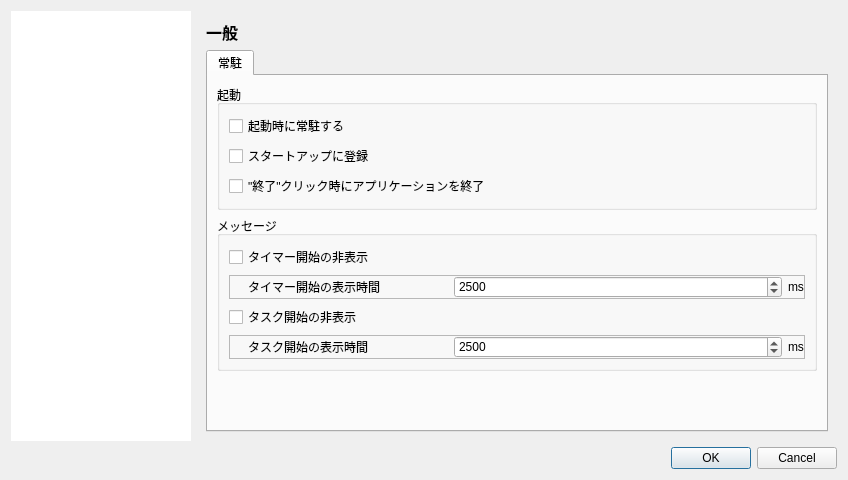
Before: the Qt Designer form src/AutoBatchRunner/dialog/optiondialog.ui in karakirimu/AutoBatchTools, drawn with Qt 5.
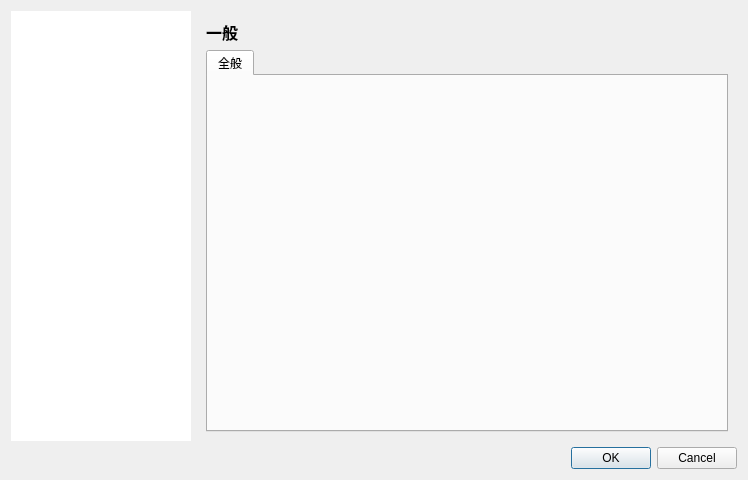
After: the same form once the commit is applied. The open tabs and pages were chosen to show the change. Icons and pictures are not drawn. Custom widgets are drawn as their Qt base class.

Diff of the .ui file:
```diff
--- a/src/AutoBatchRunner/dialog/optiondialog.ui
+++ b/src/AutoBatchRunner/dialog/optiondialog.ui
@@ -6,7 +6,7 @@
    <rect>
     <x>0</x>
     <y>0</y>
-    <width>848</width>
+    <width>748</width>
     <height>480</height>
    </rect>
   </property>
@@ -89,7 +89,7 @@
           <rect>
            <x>0</x>
            <y>0</y>
-           <width>644</width>
+           <width>544</width>
            <height>436</height>
           </rect>
          </property>
@@ -127,9 +127,9 @@
              </sizepolicy>
             </property>
             <property name="currentIndex">
-             <number>3</number>
+             <number>2</number>
             </property>
-            <widget class="QWidget" name="page">
+            <widget class="QWidget" name="general">
              <layout class="QVBoxLayout" name="verticalLayout_4">
               <item>
                <widget class="QLabel" name="label_6">
@@ -147,204 +147,13 @@
               </item>
               <item>
                <widget class="QTabWidget" name="tabWidget">
-                <widget class="QWidget" name="startupSettingTab">
+                <property name="currentIndex">
+                 <number>0</number>
+                </property>
+                <widget class="QWidget" name="settingTab">
                  <attribute name="title">
-                  <string>常駐</string>
+                  <string>全般</string>
                  </attribute>
-                 <layout class="QVBoxLayout" name="verticalLayout_5">
-                  <item>
-                   <widget class="QGroupBox" name="groupBox">
-                    <property name="title">
-                     <string>起動</string>
-                    </property>
-                    <layout class="QVBoxLayout" name="verticalLayout_12">
-                     <item>
-                      <widget class="QCheckBox" name="sysTrayCheckBox">
-                       <property name="text">
-                        <string>起動時に常駐する</string>
-                       </property>
-                      </widget>
-                     </item>
-                     <item>
-                      <widget class="QCheckBox" name="startupCheckBox">
-                       <property name="text">
-                        <string>スタートアップに登録</string>
-                       </property>
-                      </widget>
-                     </item>
-                     <item>
-                      <widget class="QCheckBox" name="allcloseCheckBox">
-                       <property name="text">
-                        <string>&quot;終了&quot;クリック時にアプリケーションを終了</string>
-                       </property>
-                       <property name="checked">
-                        <bool>false</bool>
-                       </property>
-                      </widget>
-                     </item>
-                    </layout>
-                   </widget>
-                  </item>
-                  <item>
-                   <widget class="QGroupBox" name="groupBox_2">
-                    <property name="title">
-                     <string>メッセージ</string>
-                    </property>
-                    <layout class="QVBoxLayout" name="verticalLayout_13">
-                     <item>
-                      <widget class="QCheckBox" name="timerStartCheckBox">
-                       <property name="text">
-                        <string>タイマー開始の非表示</string>
-                       </property>
-                      </widget>
-                     </item>
-                     <item>
-                      <widget class="QFrame" name="frame_2">
-                       <property name="frameShape">
-                        <enum>QFrame::StyledPanel</enum>
-                       </property>
-                       <property name="frameShadow">
-                        <enum>QFrame::Raised</enum>
-                       </property>
-                       <layout class="QHBoxLayout" name="horizontalLayout_6">
-                        <property name="leftMargin">
-                         <number>18</number>
-                        </property>
-                        <property name="topMargin">
-                         <number>0</number>
-                        </property>
-                        <property name="rightMargin">
-                         <number>0</number>
-                        </property>
-                        <property name="bottomMargin">
-                         <number>0</number>
-                        </property>
-                        <item>
-                         <widget class="QLabel" name="label_3">
-                          <property name="minimumSize">
-                           <size>
-                            <width>200</width>
-                            <height>0</height>
-                           </size>
-                          </property>
-                          <property name="text">
-                           <string>タイマー開始の表示時間</string>
-                          </property>
-                         </widget>
-                        </item>
-                        <item>
-                         <widget class="QSpinBox" name="timerStartSpinBox">
-                          <property name="sizePolicy">
-                           <sizepolicy hsizetype="Expanding" vsizetype="Fixed">
-                            <horstretch>0</horstretch>
-                            <verstretch>0</verstretch>
-                           </sizepolicy>
-                          </property>
-                          <property name="maximum">
-                           <number>5000</number>
-                          </property>
-                          <property name="value">
-                           <number>2500</number>
-                          </property>
-                         </widget>
-                        </item>
-                        <item>
-                         <widget class="QLabel" name="label_8">
-                          <property name="text">
-                           <string>ms</string>
-                          </property>
-                         </widget>
-                        </item>
-                       </layout>
-                      </widget>
-                     </item>
-                     <item>
-                      <widget class="QCheckBox" name="taskStartCheckBox">
-                       <property name="text">
-                        <string>タスク開始の非表示</string>
-                       </property>
-                      </widget>
-                     </item>
-                     <item>
-                      <widget class="QFrame" name="frame_7">
-                       <property name="frameShape">
-                        <enum>QFrame::StyledPanel</enum>
-                       </property>
-                       <property name="frameShadow">
-                        <enum>QFrame::Raised</enum>
-                       </property>
-                       <layout class="QHBoxLayout" name="horizontalLayout_8">
-                        <property name="leftMargin">
-                         <number>18</number>
-                        </property>
-                        <property name="topMargin">
-                         <number>0</number>
-                        </property>
-                        <property name="rightMargin">
-                         <number>0</number>
-                        </property>
-                        <property name="bottomMargin">
-                         <number>0</number>
-                        </property>
-                        <item>
-                         <widget class="QLabel" name="label_7">
-                          <property name="minimumSize">
-                           <size>
-                            <width>200</width>
-                            <height>0</height>
-                           </size>
-                          </property>
-                          <property name="text">
-                           <string>タスク開始の表示時間</string>
-                          </property>
-                         </widget>
-                        </item>
-                        <item>
-                         <widget class="QSpinBox" name="taskStartSpinBox">
-                          <property name="sizePolicy">
-                           <sizepolicy hsizetype="Expanding" vsizetype="Fixed">
-                            <horstretch>0</horstretch>
-                            <verstretch>0</verstretch>
-                           </sizepolicy>
-                          </property>
-                          <property name="maximum">
-                           <number>5000</number>
-                          </property>
-                          <property name="value">
-                           <number>2500</number>
-                          </property>
-                          <property name="displayIntegerBase">
-                           <number>10</number>
-                          </property>
-                         </widget>
-                        </item>
-                        <item>
-                         <widget class="QLabel" name="label_9">
-                          <property name="text">
-                           <string>ms</string>
-                          </property>
-                         </widget>
-                        </item>
-                       </layout>
-                      </widget>
-                     </item>
-                    </layout>
-                   </widget>
-                  </item>
-                  <item>
-                   <spacer name="verticalSpacer">
-                    <property name="orientation">
-                     <enum>Qt::Vertical</enum>
-                    </property>
-                    <property name="sizeHint" stdset="0">
-                     <size>
-                      <width>20</width>
-                      <height>40</height>
-                     </size>
-                    </property>
-                   </spacer>
-                  </item>
-                 </layout>
                 </widget>
                </widget>
               </item>
@@ -444,125 +253,6 @@
               </item>
              </layout>
             </widget>
-            <widget class="QWidget" name="startup">
-             <layout class="QVBoxLayout" name="verticalLayout_6">
-              <property name="spacing">
-               <number>6</number>
-              </property>
-              <property name="leftMargin">
-               <number>9</number>
-              </property>
-              <property name="topMargin">
-               <number>9</number>
-              </property>
-              <property name="rightMargin">
-               <number>9</number>
-              </property>
-              <property name="bottomMargin">
-               <number>9</number>
-              </property>
-              <item>
-               <widget class="QLabel" name="label_2">
-                <property name="font">
-                 <font>
-                  <pointsize>12</pointsize>
-                  <weight>75</weight>
-                  <bold>true</bold>
-                 </font>
-                </property>
-                <property name="text">
-                 <string>常駐</string>
-                </property>
-               </widget>
-              </item>
-              <item>
-               <widget class="QFrame" name="frame_3">
-                <property name="frameShape">
-                 <enum>QFrame::StyledPanel</enum>
-                </property>
-                <property name="frameShadow">
-                 <enum>QFrame::Raised</enum>
-                </property>
-                <layout class="QHBoxLayout" name="horizontalLayout_4">
-                 <property name="leftMargin">
-                  <number>0</number>
-                 </property>
-                 <property name="topMargin">
-                  <number>0</number>
-                 </property>
-                 <property name="rightMargin">
-                  <number>0</number>
-                 </property>
-                 <property name="bottomMargin">
-                  <number>0</number>
-                 </property>
-                 <item>
-                  <widget class="QPushButton" name="addButton_3">
-                   <property name="text">
-                    <string>追加</string>
-                   </property>
-                  </widget>
-                 </item>
-                 <item>
-                  <widget class="QPushButton" name="copyButton_3">
-                   <property name="text">
-                    <string>コピー</string>
-                   </property>
-                  </widget>
-                 </item>
-                 <item>
-                  <widget class="QPushButton" name="deleteButton_3">
-                   <property name="text">
-                    <string>削除</string>
-                   </property>
-                  </widget>
-                 </item>
-                 <item>
-                  <widget class="QPushButton" name="upButton_3">
-                   <property name="text">
-                    <string>上へ</string>
-                   </property>
-                  </widget>
-                 </item>
-                 <item>
-                  <widget class="QPushButton" name="downButton_3">
-                   <property name="text">
-                    <string>下へ</string>
-                   </property>
-                  </widget>
-                 </item>
-                 <item>
-                  <widget class="QPushButton" name="pushButton">
-                   <property name="text">
-                    <string>有効化</string>
-                   </property>
-                  </widget>
-                 </item>
-                 <item>
-                  <widget class="QPushButton" name="pushButton_2">
-                   <property name="text">
-                    <string>無効化</string>
-                   </property>
-                  </widget>
-                 </item>
-                </layout>
-               </widget>
-              </item>
-              <item>
-               <widget class="QTableWidget" name="startupTableWidget">
-                <property name="frameShape">
-                 <enum>QFrame::NoFrame</enum>
-                </property>
-                <property name="selectionMode">
-                 <enum>QAbstractItemView::SingleSelection</enum>
-                </property>
-                <property name="selectionBehavior">
-                 <enum>QAbstractItemView::SelectRows</enum>
-                </property>
-               </widget>
-              </item>
-             </layout>
-            </widget>
             <widget class="QWidget" name="plugin">
              <layout class="QVBoxLayout" name="verticalLayout_9">
               <item>
@@ -582,11 +272,11 @@
               <item>
                <widget class="QTabWidget" name="profileTabWidget_2">
                 <property name="currentIndex">
-                 <number>0</number>
+                 <number>2</number>
                 </property>
                 <widget class="QWidget" name="string">
                  <attribute name="title">
-                  <string>global</string>
+                  <string>Global</string>
                  </attribute>
                  <layout class="QVBoxLayout" name="verticalLayout_8">
                   <property name="spacing">
@@ -616,6 +306,9 @@
                      <enum>QFrame::Raised</enum>
                     </property>
                     <layout class="QHBoxLayout" name="horizontalLayout_2">
+                     <property name="spacing">
+                      <number>2</number>
+                     </property>
                      <property name="leftMargin">
                       <number>0</number>
                      </property>
@@ -737,6 +430,9 @@
                      <enum>QFrame::Raised</enum>
                     </property>
                     <layout class="QHBoxLayout" name="horizontalLayout_5">
+                     <property name="spacing">
+                      <number>2</number>
+                     </property>
                      <property name="leftMargin">
                       <number>0</number>
                      </property>
@@ -858,6 +554,9 @@
                      <enum>QFrame::Raised</enum>
                     </property>
                     <layout class="QHBoxLayout" name="horizontalLayout_7">
+                     <property name="spacing">
+                      <number>2</number>
+                     </property>
                      <property name="leftMargin">
                       <number>0</number>
                      </property>
@@ -927,48 +626,6 @@
               </item>
              </layout>
             </widget>
-            <widget class="QWidget" name="theme">
-             <layout class="QVBoxLayout" name="verticalLayout_10">
-              <item>
-               <widget class="QLabel" name="label_5">
-                <property name="sizePolicy">
-                 <sizepolicy hsizetype="Preferred" vsizetype="Preferred">
-                  <horstretch>0</horstretch>
-                  <verstretch>0</verstretch>
-                 </sizepolicy>
-                </property>
-                <property name="font">
-                 <font>
-                  <pointsize>12</pointsize>
-                  <weight>75</weight>
-                  <bold>true</bold>
-                 </font>
-                </property>
-                <property name="text">
-                 <string>テーマ</string>
-                </property>
-               </widget>
-              </item>
-              <item>
-               <widget class="QTabWidget" name="tabWidget_2">
-                <widget class="QWidget" name="mainwindowTab">
-                 <attribute name="title">
-                  <string>全般</string>
-                 </attribute>
-                 <layout class="QVBoxLayout" name="verticalLayout_14">
-                  <item>
-                   <widget class="QGroupBox" name="groupBox_3">
-                    <property name="title">
-                     <string>プロファイル選択</string>
-                    </property>
-                   </widget>
-                  </item>
-                 </layout>
-                </widget>
-               </widget>
-              </item>
-             </layout>
-            </widget>
            </widget>
           </item>
          </layout>
```
